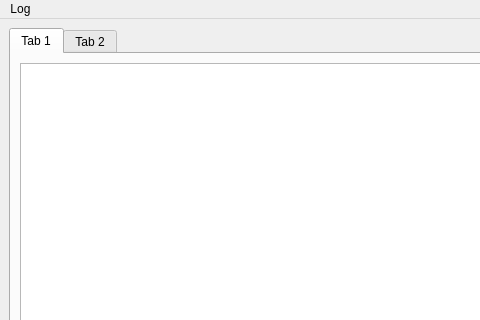
The window that trunk/Development/GUI/qbuGUIDev1/rc/qbuGUIDev1MainWindow.ui (drescherjm/QtBasicUtils) describes before a commit, drawn with Qt 5; both pictures show x 0 to 480 and y 0 to 320 of the 666 by 600 pixel window.
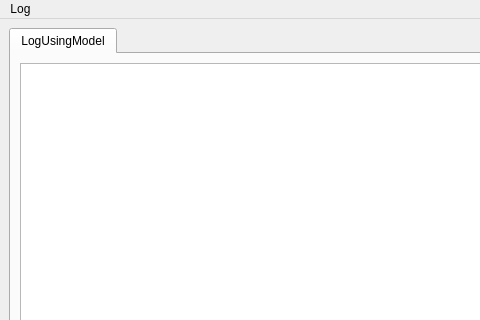
The same window after the commit.

Commit message: Begin to work on the logger model.

```diff
--- a/trunk/Development/GUI/qbuGUIDev1/rc/qbuGUIDev1MainWindow.ui
+++ b/trunk/Development/GUI/qbuGUIDev1/rc/qbuGUIDev1MainWindow.ui
@@ -25,7 +25,7 @@
      <widget class="QTabWidget" name="tabWidget">
       <widget class="QWidget" name="tab">
        <attribute name="title">
-        <string>Tab 1</string>
+        <string>LogUsingModel</string>
        </attribute>
        <layout class="QVBoxLayout" name="verticalLayout_2">
         <item>
@@ -41,11 +41,6 @@
         </item>
        </layout>
       </widget>
-      <widget class="QWidget" name="tab_2">
-       <attribute name="title">
-        <string>Tab 2</string>
-       </attribute>
-      </widget>
      </widget>
     </item>
    </layout>
```
Left out of the diff: 3 changed lines with no effect on the pictures. The commit also changes 5 other files.
